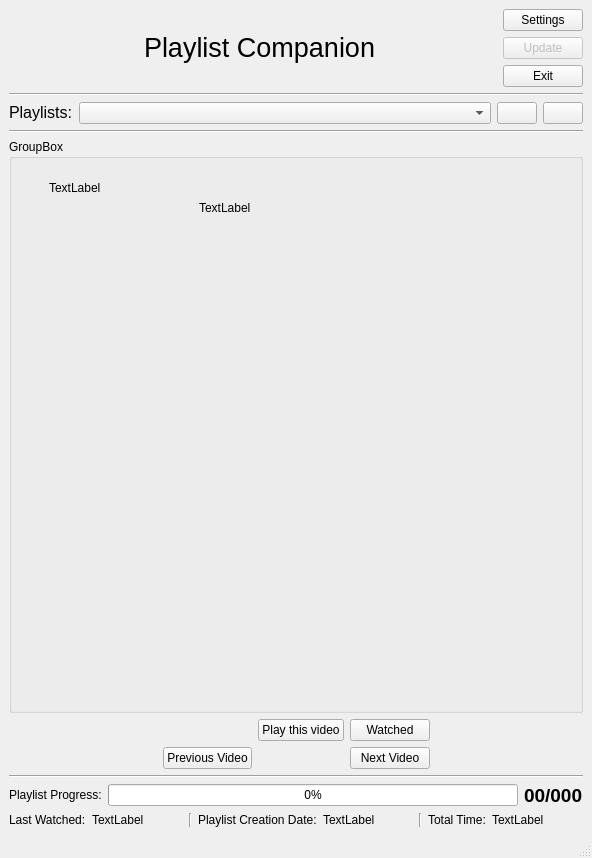
KaziRifatMorshed/Playlist-Companion, file src/PlaylistCompanion/mainwindow.ui: the form before one commit.
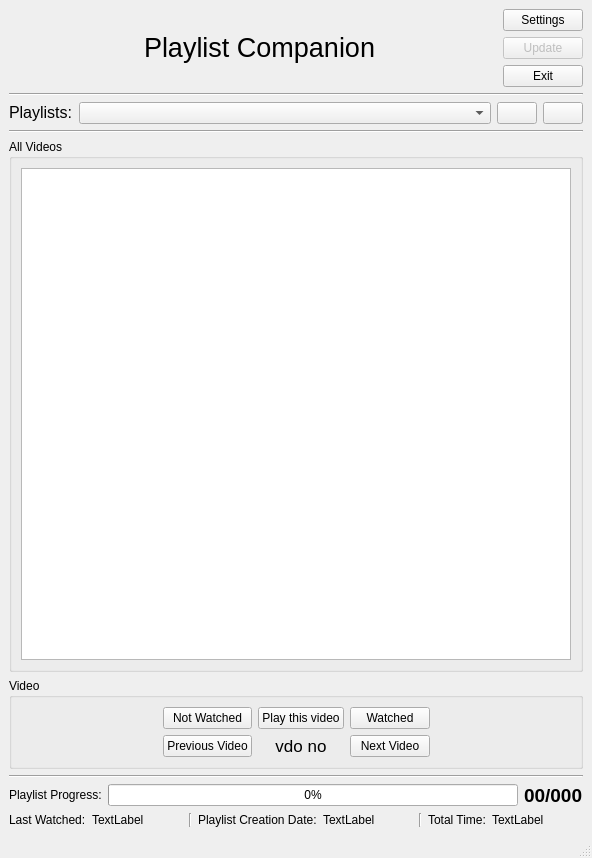
The form after the commit. Icons and pictures are not drawn.

```diff
--- a/src/PlaylistCompanion/mainwindow.ui
+++ b/src/PlaylistCompanion/mainwindow.ui
@@ -186,36 +186,21 @@
     <item>
      <widget class="QGroupBox" name="groupBox">
       <property name="title">
-       <string>GroupBox</string>
+       <string>All Videos</string>
       </property>
-      <widget class="QLabel" name="label_8">
-       <property name="geometry">
-        <rect>
-         <x>40</x>
-         <y>40</y>
-         <width>54</width>
-         <height>17</height>
-        </rect>
-       </property>
-       <property name="text">
-        <string>TextLabel</string>
-       </property>
-      </widget>
-      <widget class="QLabel" name="label_9">
-       <property name="geometry">
-        <rect>
-         <x>190</x>
-         <y>60</y>
-         <width>54</width>
-         <height>17</height>
-        </rect>
-       </property>
-       <property name="text">
-        <string>TextLabel</string>
-       </property>
-      </widget>
-     </widget>
+      <layout class="QVBoxLayout" name="verticalLayout_3">
+       <item>
+        <widget class="QTableWidget" name="allVideosTableWidget"/>
+       </item>
+      </layout>
+     </widget>
     </item>
+    <item>
+     <widget class="QGroupBox" name="videoGroupBox">
+      <property name="title">
+       <string>Video</string>
+      </property>
+      <layout class="QVBoxLayout" name="verticalLayout_4">
     <item>
      <layout class="QHBoxLayout" name="horizontalLayout_5">
       <item>
@@ -266,7 +251,7 @@
         <item row="0" column="1">
          <widget class="QPushButton" name="playThisVdo">
           <property name="sizePolicy">
-           <sizepolicy hsizetype="Fixed" vsizetype="Fixed">
+              <sizepolicy hsizetype="Minimum" vsizetype="Fixed">
             <horstretch>0</horstretch>
             <verstretch>0</verstretch>
            </sizepolicy>
@@ -279,6 +264,40 @@
           </property>
          </widget>
         </item>
+           <item row="0" column="0">
+            <widget class="QPushButton" name="pushButton_6">
+             <property name="sizePolicy">
+              <sizepolicy hsizetype="Minimum" vsizetype="Fixed">
+               <horstretch>0</horstretch>
+               <verstretch>0</verstretch>
+              </sizepolicy>
+             </property>
+             <property name="text">
+              <string>Not Watched</string>
+             </property>
+             <property name="icon">
+              <iconset theme="QIcon::ThemeIcon::EditClear"/>
+             </property>
+            </widget>
+           </item>
+           <item row="1" column="1">
+            <widget class="QLabel" name="label_10">
+             <property name="font">
+              <font>
+               <pointsize>13</pointsize>
+              </font>
+             </property>
+             <property name="text">
+              <string>vdo no</string>
+             </property>
+             <property name="alignment">
+              <set>Qt::AlignmentFlag::AlignCenter</set>
+             </property>
+             <property name="wordWrap">
+              <bool>true</bool>
+             </property>
+            </widget>
+           </item>
        </layout>
       </item>
       <item>
@@ -295,6 +314,9 @@
        </spacer>
       </item>
      </layout>
+       </item>
+      </layout>
+     </widget>
     </item>
     <item>
      <widget class="Line" name="line_4">
```
Left out of the diff: 2 changed lines with no effect on the pictures. Lines whose indentation alone changed are shown as unchanged.
